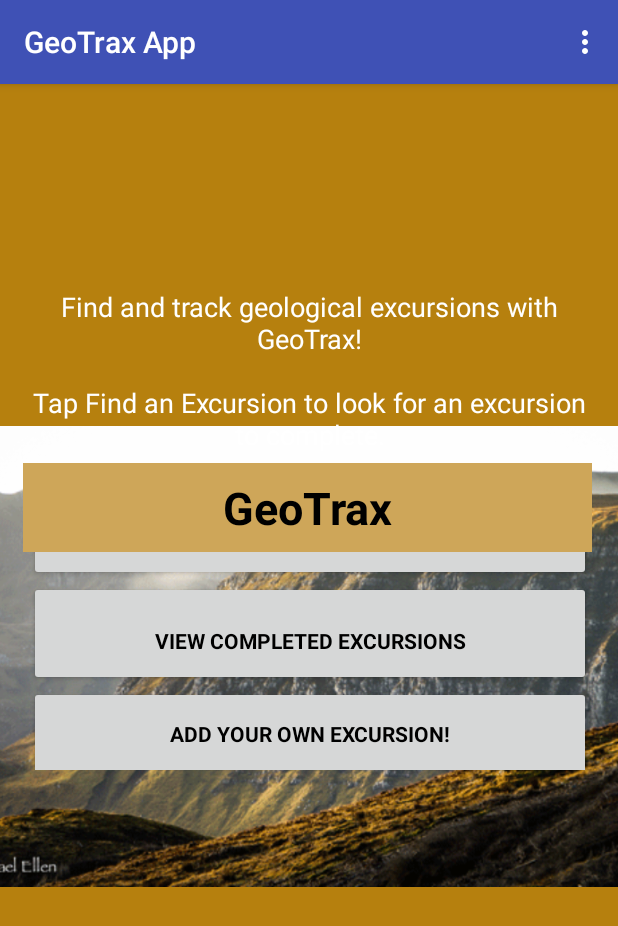
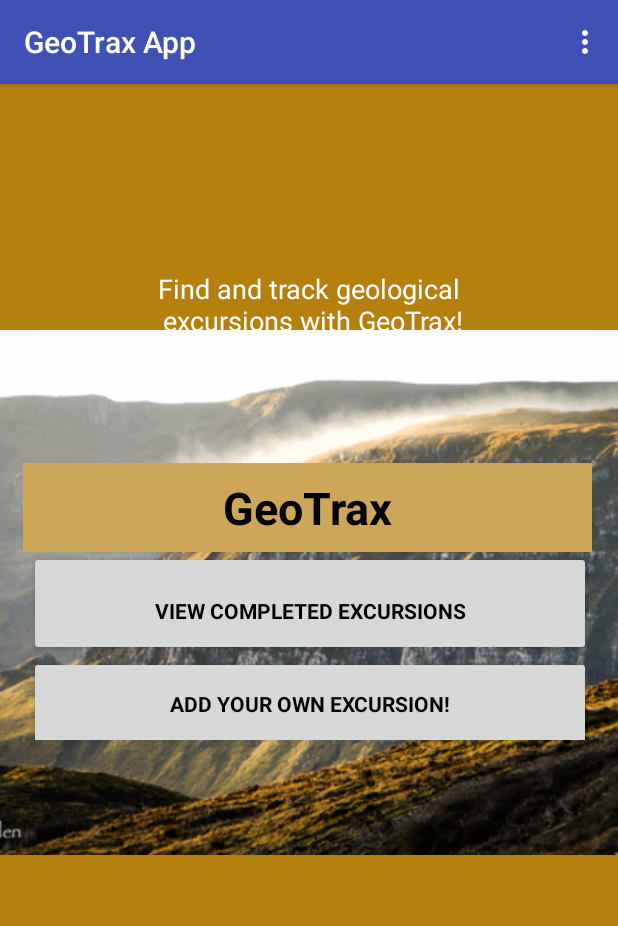
Before and after one commit to Rachael-E/GeoTracker, an Android app: the screen it shows after launch (HomeActivity), on a phone screen of 412 x 824 dp. Shown: the top 926 px of the screen. Run offline under Robolectric (Android 15) with nearby library versions, the phone set to English and light mode, and no system bars; Roboto replaces fonts that are not available here.

Commit message:
made some tweaks

```diff
--- a/app/src/main/java/com/example/rachael/geo_tracker/Activities/ExcursionDetailActivity.java
+++ b/app/src/main/java/com/example/rachael/geo_tracker/Activities/ExcursionDetailActivity.java
@@ -35,7 +35,7 @@ public class ExcursionDetailActivity extends AppCompatActivity {
         TextView excursionEraTextView = findViewById(R.id.eraTypeTextViewId);
         String returnGeologyPeriod = geoExcursion.getGeologyInfo().get(0).getEraTypes().get(0).getGeologyPeriod();
         excursionEraTextView.setText(returnGeologyPeriod);
-
+//TODO: Add a new string to explain what this textview is (rocktype)
     // Set up for loop to get the appropriate components
         TextView excursionRockTextView = findViewById(R.id.rockTypeTextViewId);
         String getFirstRockType = geoExcursion.getGeologyInfo().get(0).getRockTypes().get(0).getRockType();
--- a/app/src/main/res/layout/activity_home.xml
+++ b/app/src/main/res/layout/activity_home.xml
@@ -10,8 +10,8 @@
     <ImageView
         android:id="@+id/imageView3"
         android:layout_width="575dp"
-        android:layout_height="307dp"
-        android:layout_marginTop="228dp"
+        android:layout_height="350dp"
+        android:layout_marginTop="164dp"
         app:layout_constraintEnd_toEndOf="parent"
         app:layout_constraintHorizontal_bias="0.497"
         app:layout_constraintStart_toStartOf="parent"
@@ -21,7 +21,7 @@
     <TextView
         android:id="@+id/textView"
         android:layout_width="match_parent"
-        android:layout_height="wrap_content"
+        android:layout_height="56dp"
         android:layout_marginBottom="8dp"
         android:layout_marginLeft="20dp"
         android:layout_marginRight="20dp"
@@ -39,7 +39,7 @@
         app:layout_constraintLeft_toLeftOf="parent"
         app:layout_constraintRight_toRightOf="parent"
         app:layout_constraintTop_toTopOf="parent"
-        app:layout_constraintVertical_bias="0.189" />
+        app:layout_constraintVertical_bias="0.157" />
 
     <LinearLayout
         android:layout_width="0dp"
@@ -48,7 +48,7 @@
         android:layout_marginLeft="19dp"
         android:layout_marginRight="18dp"
         android:layout_marginStart="19dp"
-        android:layout_marginTop="268dp"
+        android:layout_marginTop="248dp"
         android:orientation="vertical"
         app:layout_constraintEnd_toEndOf="parent"
         app:layout_constraintHorizontal_bias="0.0"
--- a/app/src/main/res/values/strings.xml
+++ b/app/src/main/res/values/strings.xml
@@ -1,6 +1,6 @@
 <resources>
     <string name="app_name">GeoTrax App</string>
-    <string name="welcome_text">Find and track geological excursions with GeoTrax!\n\nTap Find an Excursion to look for an excursion to complete.</string>
+    <string name="welcome_text">Find and track geological\n excursions with GeoTrax!</string>
     <string name="view_walk_button">Find an Excursion</string>
     <string name="view_completed_walks_button">View Completed Excursions</string>
     <string name="new_walk_button">Add Your Own Excursion!</string>
@@ -35,8 +35,8 @@
     <string name="complete">Complete</string>
     <string name="not_complete">Not Complete</string>
 
-    <string name="add_waypoint">Add a Waypoint</string>
-    <string name="waypoint_title">Waypoints</string>
+    <string name="add_waypoint">Add Directions</string>
+    <string name="waypoint_title">Directions</string>
 
     <string name="walk_counter">Excursions Completed</string>
     <string name="points_counter">Points Collected</string>
```
